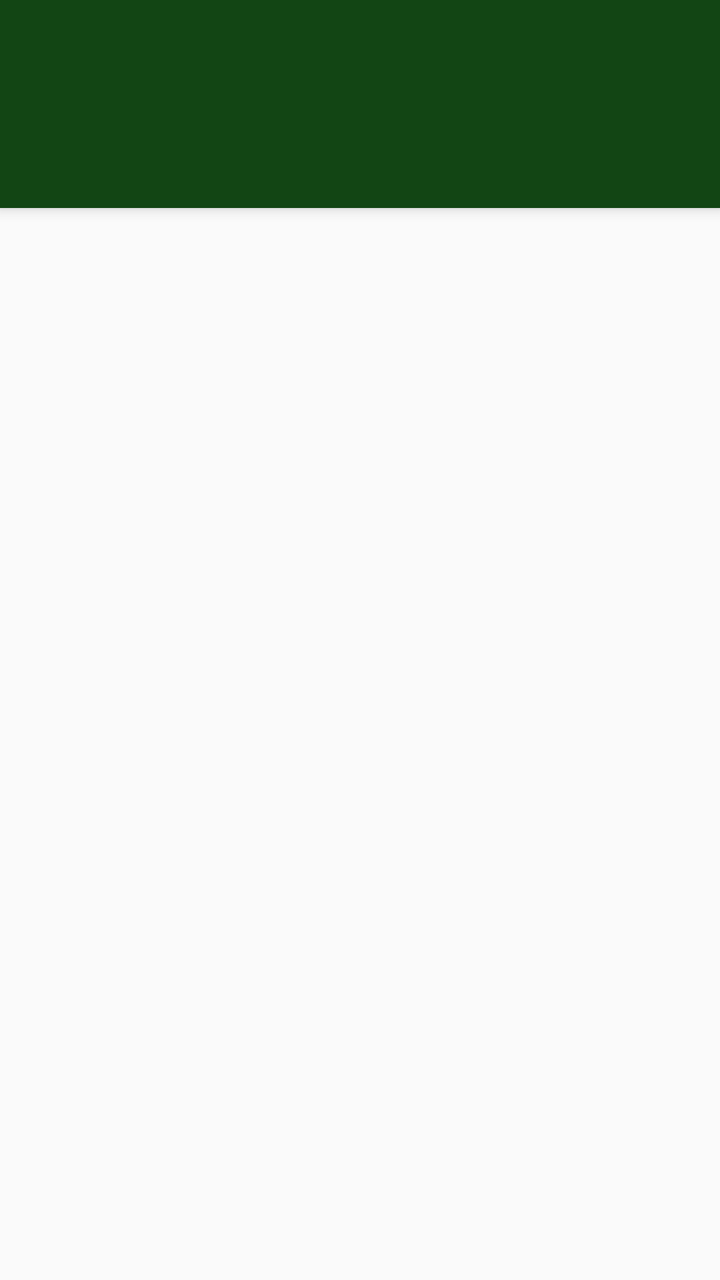
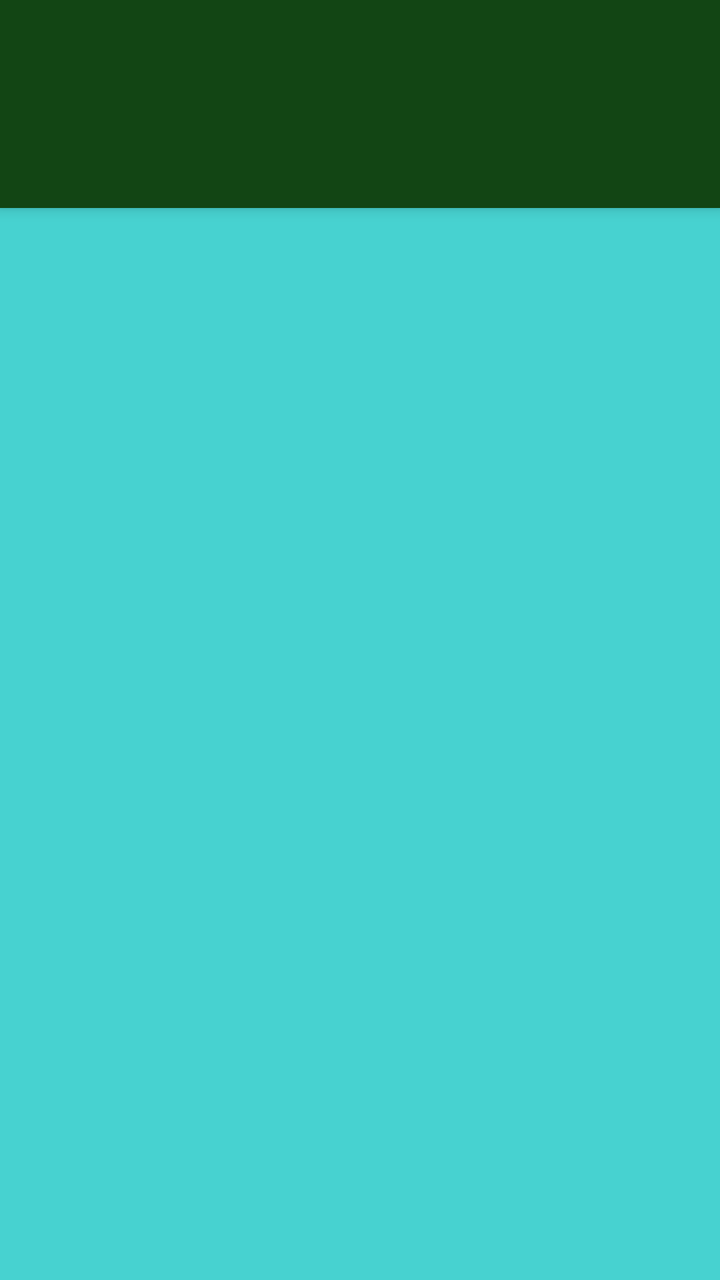

Before-and-after screenshots of an Android layout around one commit, followed by the original layout XML and the change that was made.
<!-- AndroidManifest.xml: application theme AppTheme -->
<!-- res/layout/activity_add_user.xml -->
<android.support.design.widget.CoordinatorLayout xmlns:android="http://schemas.android.com/apk/res/android"
    xmlns:app="http://schemas.android.com/apk/res-auto"
    android:layout_width="match_parent"
    android:layout_height="match_parent">

    <android.support.design.widget.AppBarLayout
        android:layout_width="match_parent"
        android:layout_height="wrap_content"
        android:theme="@style/ThemeOverlay.AppCompat.Dark.ActionBar">

        <android.support.v7.widget.Toolbar
            android:id="@+id/toolbar"
            android:layout_width="match_parent"
            android:layout_height="?attr/actionBarSize"
            android:background="?attr/colorPrimary"
            app:layout_scrollFlags="scroll|enterAlways"
            app:popupTheme="@style/ThemeOverlay.AppCompat.Light" />

        <android.support.design.widget.TabLayout
            android:id="@+id/tabs"
            android:layout_width="match_parent"
            android:layout_height="wrap_content"
            app:tabMode="scrollable" />
    </android.support.design.widget.AppBarLayout>

    <android.support.v4.view.ViewPager
        android:id="@+id/viewpager"
        android:layout_width="match_parent"
        android:layout_height="match_parent"
        app:layout_behavior="@string/appbar_scrolling_view_behavior" />
</android.support.design.widget.CoordinatorLayout>
<!-- resources referenced by this layout -->
<resources>
  <style name="AppTheme" parent="Theme.AppCompat.Light.DarkActionBar">
          
          <item name="windowNoTitle">true</item>
          <item name="windowActionBar">false</item>
          <item name="colorPrimary">@color/colorPrimary</item>
          <item name="colorPrimaryDark">@color/colorPrimaryDark</item>
          <item name="colorAccent">@color/colorAccent</item>
      </style>
  <color name="colorPrimary">#124514</color>
  <color name="colorPrimaryDark">#303F9F</color>
  <color name="colorAccent">#000105</color>
</resources>

<!-- the commit's change to res/layout/activity_add_user.xml (unified diff, before → after) -->
@@ -26,6 +26,7 @@
     <android.support.v4.view.ViewPager
         android:id="@+id/viewpager"
         android:layout_width="match_parent"
+        android:background="#47d2d0"
         android:layout_height="match_parent"
         app:layout_behavior="@string/appbar_scrolling_view_behavior" />
 </android.support.design.widget.CoordinatorLayout>
